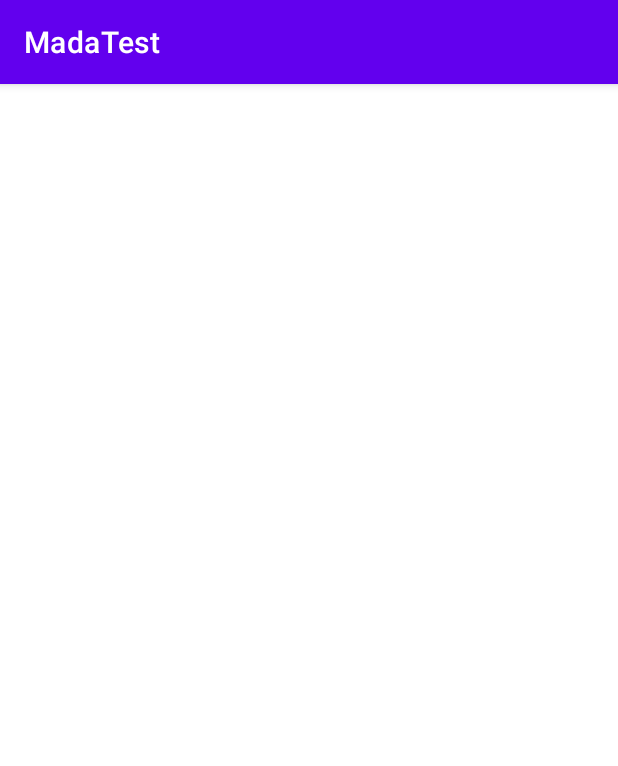
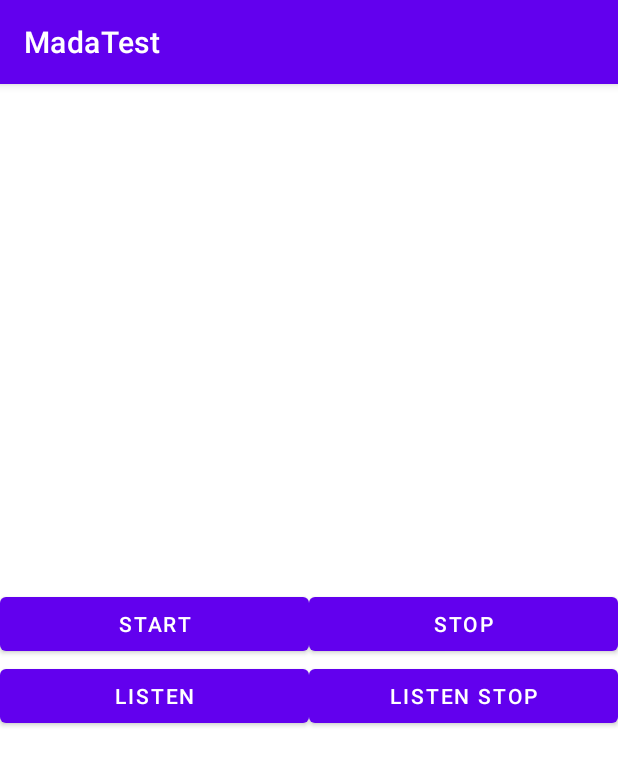
Before and after one commit to oldschoolroyale/AlarmWithService, an Android app: the screen it shows after launch (MainActivity), on a phone screen of 412 x 824 dp. Shown: the top 766 px of the screen. Run offline under Robolectric (Android 15) with nearby library versions, the phone set to English and light mode, and no system bars; our stand-ins replace Dagger/Hilt's generated code, Room's generated code; libraries missing offline, so code that uses them is left out: androidx.hilt.lifecycle.

Commit message:
First commit

```diff
--- a/app/src/main/AndroidManifest.xml
+++ b/app/src/main/AndroidManifest.xml
@@ -3,6 +3,9 @@
     package="com.brm.madatest">
 
     <uses-permission android:name="android.permission.INTERNET"/>
+    <uses-permission android:name="android.permission.RECORD_AUDIO"/>
+    <uses-permission android:name="android.permission.WRITE_EXTERNAL_STORAGE"/>
+    <uses-permission android:name="android.permission.STORAGE"/>
     <application
         android:name=".App"
         android:allowBackup="true"
--- a/app/src/main/java/com/brm/madatest/data/room/Location.kt
+++ b/app/src/main/java/com/brm/madatest/data/room/Location.kt
@@ -8,7 +8,7 @@ import androidx.room.PrimaryKey
 data class Location(
     @PrimaryKey(autoGenerate = true)
     val id: Int,
-    val time: Long,
-    val longitude: Double,
-    val latitude: Double
+    val time: String,
+    val type: String,
+    val locationUrl: String
 )
--- a/app/src/main/java/com/brm/madatest/data/room/LocationDao.kt
+++ b/app/src/main/java/com/brm/madatest/data/room/LocationDao.kt
@@ -14,4 +14,7 @@ interface LocationDao {
 
     @Query("SELECT * FROM location_table ORDER BY id ASC")
     fun getAllData(): LiveData<List<Location>>
+
+    @Query("DELETE FROM location_table")
+    suspend fun deleteAll()
 }
--- a/app/src/main/java/com/brm/madatest/data/room/LocationRepo.kt
+++ b/app/src/main/java/com/brm/madatest/data/room/LocationRepo.kt
@@ -1,11 +1,21 @@
 package com.brm.madatest.data.room
 
 import androidx.lifecycle.LiveData
+import javax.inject.Inject
+import javax.inject.Named
 
-class LocationRepo(private val locationDao: LocationDao) {
+class LocationRepo
+@Inject
+constructor(@Named("location_dao")
+            private val locationDao: LocationDao) {
+
     val getAllData: LiveData<List<Location>> = locationDao.getAllData()
 
     suspend fun insertData(location: Location){
         locationDao.insertData(location)
     }
+
+    suspend fun deleteAll(){
+        locationDao.deleteAll()
+    }
 }
--- a/app/src/main/java/com/brm/madatest/di/LocationModule.kt
+++ b/app/src/main/java/com/brm/madatest/di/LocationModule.kt
@@ -1,28 +1,51 @@
 package com.brm.madatest.di
 
+import android.annotation.SuppressLint
 import android.content.Context
+import android.content.Context.LOCATION_SERVICE
+import android.content.pm.PackageManager
+import android.location.Criteria
+import android.location.LocationManager
+import androidx.core.app.ActivityCompat
 import androidx.room.Room
-import com.brm.madatest.data.room.LocationDao
+import com.brm.madatest.data.room.Location
 import com.brm.madatest.data.room.LocationRoom
+import com.google.android.gms.location.LocationServices
+import com.google.android.gms.maps.CameraUpdateFactory
+import com.google.android.gms.maps.model.LatLng
 import dagger.Module
 import dagger.Provides
 import dagger.hilt.InstallIn
 import dagger.hilt.android.qualifiers.ApplicationContext
 import dagger.hilt.components.SingletonComponent
+import java.text.SimpleDateFormat
+import java.util.*
+import java.util.jar.Manifest
+import javax.inject.Named
 import javax.inject.Singleton
 
 
+@Module
 @InstallIn(SingletonComponent::class)
-@Module
 class LocationModule {
 
     @Singleton
     @Provides
-    fun provideRoom(@ApplicationContext appContext: Context): LocationRoom{
-        return Room.databaseBuilder(
+    @Named("location_room")
+    fun provideRoom(@ApplicationContext appContext: Context) =
+        Room.databaseBuilder(
             appContext,
             LocationRoom::class.java,
-            ""
+            "airsoft_db"
         ).build()
+
+    @Singleton
+    @Provides
+    @Named("location_dao")
+    fun provideDao(@Named("location_room") db: LocationRoom) = db.getLocationDao()
+
+    companion object{
+        private const val GOOGLE_MAPS_URL = "https://maps.google.com/?q="
+        private val formatter = SimpleDateFormat("dd:MM:yyyy", Locale.getDefault())
     }
 }
--- a/app/src/main/res/layout/activity_main.xml
+++ b/app/src/main/res/layout/activity_main.xml
@@ -9,11 +9,47 @@
     android:gravity="center"
     tools:context=".ui.MainActivity">
 
-    <TextView
-        android:id="@+id/main_txt"
+    <LinearLayout
         android:layout_width="match_parent"
         android:layout_height="wrap_content"
+        android:orientation="vertical"
         app:layout_constraintTop_toTopOf="parent"
-        app:layout_constraintBottom_toBottomOf="parent"/>
+        app:layout_constraintBottom_toBottomOf="parent">
+        <LinearLayout
+            android:layout_width="match_parent"
+            android:layout_height="wrap_content"
+            android:orientation="horizontal">
+            <Button
+                android:layout_width="0dp"
+                android:layout_height="wrap_content"
+                android:layout_weight="1"
+                android:id="@+id/start"
+                android:text="Start"/>
+            <Button
+                android:layout_width="0dp"
+                android:layout_height="wrap_content"
+                android:layout_weight="1"
+                android:id="@+id/stop"
+                android:text="Stop"/>
+        </LinearLayout>
+        <LinearLayout
+            android:layout_width="match_parent"
+            android:layout_height="wrap_content"
+            android:orientation="horizontal">
+            <Button
+                android:layout_width="0dp"
+                android:layout_height="wrap_content"
+                android:layout_weight="1"
+                android:id="@+id/listen"
+                android:text="Listen"/>
+            <Button
+                android:layout_width="0dp"
+                android:layout_height="wrap_content"
+                android:layout_weight="1"
+                android:id="@+id/listen_stop"
+                android:text="Listen stop"/>
+        </LinearLayout>
+
+    </LinearLayout>
 
 </androidx.constraintlayout.widget.ConstraintLayout>
```
Also changed, not shown: app/build.gradle (+106 -40 lines), app/src/main/java/com/brm/madatest/service/MyService.kt (+51 -16 lines), app/src/main/java/com/brm/madatest/ui/MainActivity.kt (+101 -5 lines), app/src/main/java/com/brm/madatest/ui/MainViewModel.kt (+2 -8 lines), app/src/main/java/com/brm/madatest/utils/AppPreferences.kt (+5 -5 lines), app/src/main/java/com/brm/madatest/utils/AudioRecorder.java (added, +64 -0 lines), build.gradle (+7 -3 lines).
